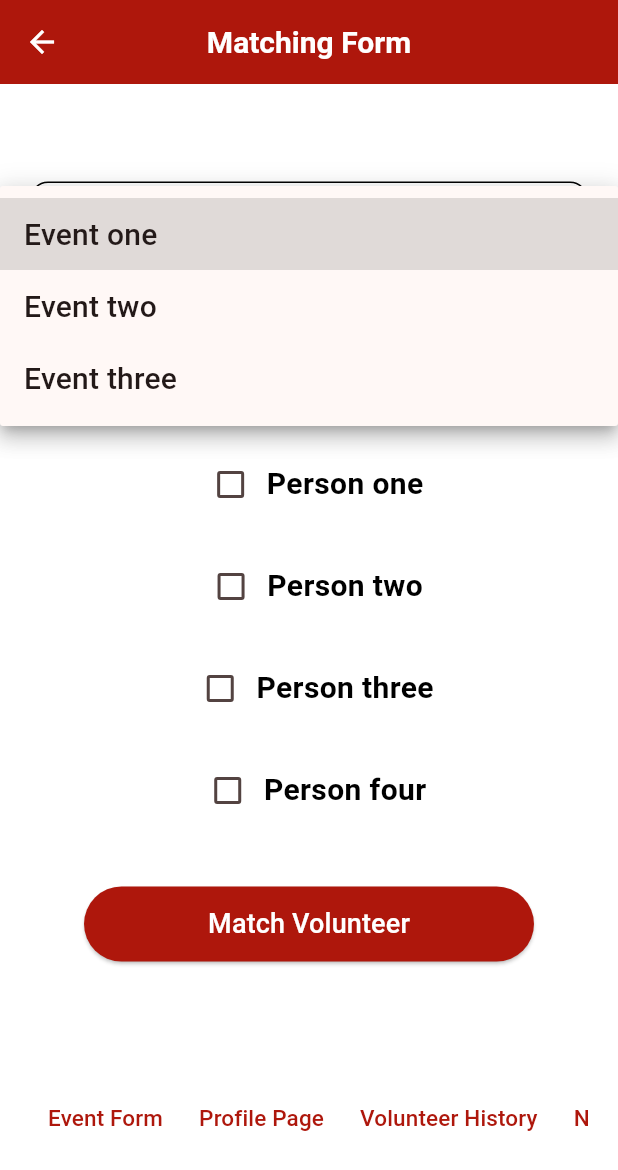
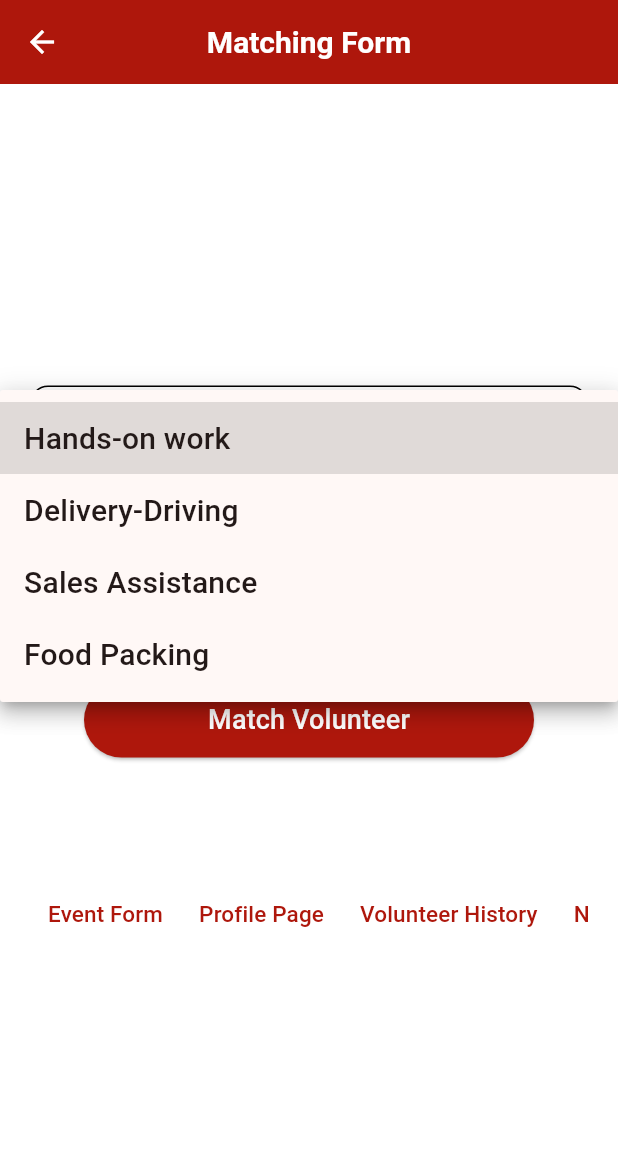
Before and after one commit to anthonycasarta/volunteerexpress, a Flutter app: the MatchingFormPage screen opened by its route, after a tap on "Choose an Event", on a phone screen of 412 x 824 dp. Shown: the top 1170 px of the screen. Run offline on Flutter 3.47's test engine with Material 3 defaults, Android fonts, the phone set to English and light mode, and no system bars; our stand-ins replace cloud_firestore, firebase_core, multi_dropdown; missing offline and left inert: fake_cloud_firestore; accounts and stored records are empty.

Commit message:
matching services backend function with unit tests

```diff
--- a/lib/pages/matching_form.dart
+++ b/lib/pages/matching_form.dart
@@ -2,20 +2,40 @@ import 'package:flutter/material.dart';
 import 'package:volunteerexpress/constants/routes.dart';
 import 'package:volunteerexpress/custom-widgets/textbuttons/text_only_button.dart';
 import 'package:volunteerexpress/themes/colors.dart';
+import 'package:cloud_firestore/cloud_firestore.dart';
+import 'package:volunteerexpress/services/matching_services.dart';
+//Import for Firebase initialization
 
 class MatchingFormPage extends StatefulWidget {
   const MatchingFormPage({super.key});
 
   @override
-  State<MatchingFormPage> createState() => _CheckBoxState();
+  State<MatchingFormPage> createState() => _MatchingFormPageState();
 }
 
-class _CheckBoxState extends State<MatchingFormPage> {
+class _MatchingFormPageState extends State<MatchingFormPage> {
   bool firstValue = false;
   bool secondValue = false;
   bool thirdValue = false;
   bool fourthValue = false;
-  final matchedEvents = ["Event one", "Event two", "Event three"];
+  final matchedEvents = [
+    "Hands-on work", "Delivery-Driving", "Sales Assistance","Food Packing"
+    ];
+  String? selectedEvent;
+  List<Map<String, dynamic>> matchedVolunteers = [];
+
+  // Add Firebase initialization in initState
+  @override
+  void initState() {
+    super.initState();
+   // _initializeFirebase();
+  }
+
+  //Future<void> _initializeFirebase() async {
+    //await Firebase.initializeApp(); // Initialize Firebase here
+  //}
+
+  //final matchingServices = MatchingServices(firestore: FirebaseFirestore.instance);
 
   @override
   Widget build(BuildContext context) {
@@ -48,7 +68,9 @@ class _CheckBoxState extends State<MatchingFormPage> {
                     );
                   }).toList(),
                   onChanged: (value) {
-                    //handle events
+                    setState(() {
+                      selectedEvent = value;
+                    });
                   },
                   validator: (value) {
                     if (value == null) {
@@ -68,105 +90,30 @@ class _CheckBoxState extends State<MatchingFormPage> {
                 ),
               ),
               const SizedBox(height: 20),
-              Row(
-                mainAxisAlignment: MainAxisAlignment.center,
-                children: [
-                  Checkbox(
-                    value: firstValue,
-                    onChanged: (value) {
-                      setState(() {
-                        firstValue = value!;
-                      });
-                    },
-                  ),
-                  const Text(
-                    "Person one",
-                    style: TextStyle(
-                      color: Colors.black,
-                      fontSize: 20,
-                      fontWeight: FontWeight.bold,
-                    ),
-                  ),
-                ],
-              ),
-              const SizedBox(height: 20),
-              Row(
-                mainAxisAlignment: MainAxisAlignment.center,
-                children: [
-                  Checkbox(
-                    value: secondValue,
-                    onChanged: (value) {
-                      setState(() {
-                        secondValue = value!;
-                      });
-                    },
-                  ),
-                  const Text(
-                    "Person two",
-                    style: TextStyle(
-                      color: Colors.black,
-                      fontSize: 20,
-                      fontWeight: FontWeight.bold,
-                    ),
-                  ),
-                ],
-              ),
-              const SizedBox(height: 20),
-              Row(
-                mainAxisAlignment: MainAxisAlignment.center,
-                children: [
-                  Checkbox(
-                    value: thirdValue,
-                    onChanged: (value) {
-                      setState(() {
-                        thirdValue = value!;
-                      });
-                    },
-                  ),
-                  const Text(
-                    "Person three",
-                    style: TextStyle(
-                      color: Colors.black,
-                      fontSize: 20,
-                      fontWeight: FontWeight.bold,
-                    ),
-                  ),
-                ],
-              ),
-              const SizedBox(height: 20),
-              Row(
-                mainAxisAlignment: MainAxisAlignment.center,
-                children: [
-                  Checkbox(
-                    value: fourthValue,
-                    onChanged: (value) {
-                      setState(() {
-                        fourthValue = value!;
-                      });
-                    },
-                  ),
-                  const Text(
-                    "Person four",
-                    style: TextStyle(
-                      color: Colors.black,
-                      fontSize: 20,
-                      fontWeight: FontWeight.bold,
-                    ),
-                  ),
-                ],
-              ),
-              const SizedBox(height: 20),
               Container(
                 width: 300,
                 height: 50,
                 margin: const EdgeInsets.symmetric(vertical: 20),
                 child: ElevatedButton(
-                  onPressed: () {
-                    ScaffoldMessenger.of(context).showSnackBar(
-                      const SnackBar(
-                        content: Text('Form has been updated'),
-                      ),
-                    );
+                  onPressed: () async {
+                    //if (selectedEvent == null) {
+                    //  ScaffoldMessenger.of(context).showSnackBar(
+                      //  const SnackBar(
+                         // content: Text('Please select an event'),
+                        //),
+                      //);
+                     // return;
+                    //}
+                    //matchedVolunteers = await matchingServices.displayMatchedVolunteers(selectedEvent!);
+                    //if (matchedVolunteers.isEmpty) {
+                     // ScaffoldMessenger.of(context).showSnackBar(
+                       // const SnackBar(
+                        //  content: Text('No Volunteers matched the event'),
+                       // ),
+                      //);
+                   // } else {
+                     // showMatchedVolunteersDialog(context);
+                    //}
                   },
                   style: ElevatedButton.styleFrom(
                     backgroundColor: primaryAccentColor,
@@ -178,9 +125,7 @@ class _CheckBoxState extends State<MatchingFormPage> {
                   ),
                 ),
               ),
-
               const SizedBox(height: 60),
-
               // Nav bar
               Center(
                 child: SingleChildScrollView(
@@ -197,8 +142,8 @@ class _CheckBoxState extends State<MatchingFormPage> {
                               Navigator.pushNamed(context, profileRoute),
                           label: "Profile Page"),
                       TextOnlyButton(
-                          onPressed: () => Navigator.pushNamed(
-                              context, volunteerHistoryRoute),
+                          onPressed: () =>
+                              Navigator.pushNamed(context, volunteerHistoryRoute),
                           label: "Volunteer History"),
                       TextOnlyButton(
                           onPressed: () =>
@@ -218,4 +163,29 @@ class _CheckBoxState extends State<MatchingFormPage> {
       ),
     );
   }
-}
+
+  /*void showMatchedVolunteersDialog(BuildContext context) {
+    showDialog(
+      context: context,
+      builder: (BuildContext context) {
+        return AlertDialog(
+          title: const Text('Matched Volunteers'),
+          content: Column(
+            mainAxisSize: MainAxisSize.min,
+            children: matchedVolunteers.map((volunteer) {
+              return Text(volunteer['fullName']);
+            }).toList(),
+          ),
+          actions: [
+            TextButton(
+              onPressed: () {
+                Navigator.of(context).pop();
+              },
+              child: const Text('OK'),
+            ),
+          ],
+        );
+      },
+    );
+  }
+*/}
--- /dev/null
+++ b/lib/services/matching_services.dart
@@ -0,0 +1,18 @@
+import 'package:cloud_firestore/cloud_firestore.dart';
+
+
+class MatchingServices {
+  final FirebaseFirestore firestore;
+
+  MatchingServices({required this.firestore});
+  Future<List<Map<String, dynamic>>> displayMatchedVolunteers(String userpreference) async {
+    QuerySnapshot querySnapshot = await firestore.collection('profiles')
+    .where('preference',isEqualTo: userpreference)
+    .get();
+
+    List<Map<String, dynamic>> matchedVolunteers = querySnapshot.docs
+    .map((doc)=>doc.data()as Map<String, dynamic>)
+    .toList();
+    return matchedVolunteers;
+  }
+}
```
Also changed, not shown: 1 other file.
